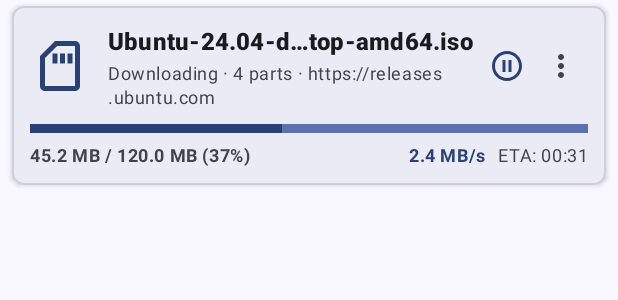
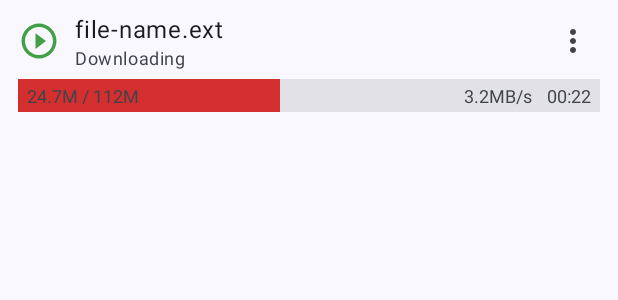
Before and after one commit to Khaledhassan12/Benzoloader, an Android app: the layout item_download.xml on its own in the app's theme, with its tools: preview values and no code run, on a phone screen of 412 x 824 dp. Shown: the top 300 px of the screen. Run offline under Robolectric (Android 15) with nearby library versions, the phone set to English and light mode, and no system bars.

Commit message:
List row: flat row, single bar with overlay texts (unbuilt)

```diff
--- /dev/null
+++ b/app/src/main/res/drawable/bar_running.xml
@@ -0,0 +1,9 @@
+<?xml version="1.0" encoding="utf-8"?>
+<layer-list xmlns:android="http://schemas.android.com/apk/res/android">
+    <item android:id="@android:id/background">
+        <shape android:shape="rectangle"><solid android:color="#33808080"/></shape>
+    </item>
+    <item android:id="@android:id/progress">
+        <clip><shape android:shape="rectangle"><solid android:color="#FFD32F2F"/></shape></clip>
+    </item>
+</layer-list>
--- a/app/src/main/res/layout/item_download.xml
+++ b/app/src/main/res/layout/item_download.xml
@@ -1,21 +1,13 @@
 <?xml version="1.0" encoding="utf-8"?>
-<com.google.android.material.card.MaterialCardView xmlns:android="http://schemas.android.com/apk/res/android"
+<LinearLayout xmlns:android="http://schemas.android.com/apk/res/android"
     xmlns:app="http://schemas.android.com/apk/res-auto"
     xmlns:tools="http://schemas.android.com/tools"
     android:layout_width="match_parent"
     android:layout_height="wrap_content"
-    android:layout_marginHorizontal="8dp"
-    android:layout_marginVertical="4dp"
-    app:cardCornerRadius="8dp"
-    app:cardElevation="2dp"
-    app:strokeColor="@color/divider"
-    app:strokeWidth="1dp">
-
-    <LinearLayout
-        android:layout_width="match_parent"
-        android:layout_height="wrap_content"
+    android:background="?attr/selectableItemBackground"
     android:orientation="vertical"
-        android:padding="12dp">
+    android:paddingHorizontal="12dp"
+    android:paddingVertical="8dp">
 
     <LinearLayout
         android:layout_width="match_parent"
@@ -23,20 +15,17 @@
         android:gravity="center_vertical"
         android:orientation="horizontal">
 
-            <!-- File Category Icon -->
         <ImageView
             android:id="@+id/imgFileIcon"
-                android:layout_width="40dp"
-                android:layout_height="40dp"
+            android:layout_width="28dp"
+            android:layout_height="28dp"
             android:contentDescription="@null"
-                android:src="@drawable/stat_card"
-                app:tint="?attr/colorPrimary" />
+            android:src="@drawable/stat_start" />
 
-            <!-- Title & Info -->
         <LinearLayout
             android:layout_width="0dp"
             android:layout_height="wrap_content"
-                android:layout_marginStart="12dp"
+            android:layout_marginStart="10dp"
             android:layout_weight="1"
             android:orientation="vertical">
 
@@ -46,33 +35,20 @@
                 android:layout_height="wrap_content"
                 android:ellipsize="middle"
                 android:maxLines="1"
-                    android:textAppearance="?attr/textAppearanceTitleMedium"
-                    android:textStyle="bold"
-                    tools:text="Ubuntu-24.04-desktop-amd64.iso" />
+                android:textAppearance="?attr/textAppearanceBodyLarge"
+                tools:text="file-name.ext" />
 
             <TextView
                 android:id="@+id/txtStatusSubtitle"
                 android:layout_width="match_parent"
                 android:layout_height="wrap_content"
-                    android:layout_marginTop="2dp"
+                android:ellipsize="end"
+                android:maxLines="1"
                 android:textAppearance="?attr/textAppearanceBodySmall"
                 android:textColor="?android:textColorSecondary"
-                    tools:text="Downloading · 4 parts · https://releases.ubuntu.com" />
-
+                tools:text="Downloading" />
         </LinearLayout>
 
-            <!-- Control Button (Pause/Resume) -->
-            <ImageButton
-                android:id="@+id/btnControl"
-                android:layout_width="36dp"
-                android:layout_height="36dp"
-                android:background="?attr/selectableItemBackgroundBorderless"
-                android:contentDescription="@null"
-                android:scaleType="centerInside"
-                android:src="@drawable/stat_pause"
-                app:tint="?attr/colorPrimary" />
-
-            <!-- Overflow Menu -->
         <ImageButton
             android:id="@+id/btnItemMenu"
             android:layout_width="36dp"
@@ -82,57 +58,55 @@
             android:scaleType="centerInside"
             android:src="@drawable/ic_more_vert"
             app:tint="?android:textColorSecondary" />
-
     </LinearLayout>
 
-        <!-- Progress Bar -->
+    <!-- One bar; the texts sit on it. Values are real aggregate bytes only. -->
+    <FrameLayout
+        android:layout_width="match_parent"
+        android:layout_height="22dp"
+        android:layout_marginTop="6dp">
+
         <ProgressBar
             android:id="@+id/progressBar"
             style="@style/Widget.AppCompat.ProgressBar.Horizontal"
             android:layout_width="match_parent"
-            android:layout_height="6dp"
-            android:layout_marginTop="10dp"
+            android:layout_height="match_parent"
             android:max="100"
             android:progress="45"
-            android:progressDrawable="@drawable/back_progress" />
+            android:progressDrawable="@drawable/bar_running" />
 
-        <!-- Metrics Row: Size, Speed, ETA, Percentage -->
         <LinearLayout
             android:layout_width="match_parent"
-            android:layout_height="wrap_content"
-            android:layout_marginTop="6dp"
+            android:layout_height="match_parent"
             android:gravity="center_vertical"
-            android:orientation="horizontal">
+            android:orientation="horizontal"
+            android:paddingHorizontal="6dp">
 
             <TextView
                 android:id="@+id/txtSizes"
                 android:layout_width="0dp"
                 android:layout_height="wrap_content"
                 android:layout_weight="1"
-                android:textAppearance="?attr/textAppearanceBodySmall"
-                android:textStyle="bold"
-                tools:text="45.2 MB / 120.0 MB (37%)" />
+                android:maxLines="1"
+                android:textSize="12sp"
+                tools:text="24.7M / 112M" />
 
             <TextView
                 android:id="@+id/txtSpeed"
                 android:layout_width="wrap_content"
                 android:layout_height="wrap_content"
-                android:textAppearance="?attr/textAppearanceBodySmall"
-                android:textColor="?attr/colorPrimary"
-                android:textStyle="bold"
-                tools:text="2.4 MB/s" />
+                android:maxLines="1"
+                android:textSize="12sp"
+                tools:text="3.2MB/s" />
 
             <TextView
                 android:id="@+id/txtEta"
                 android:layout_width="wrap_content"
                 android:layout_height="wrap_content"
-                android:layout_marginStart="8dp"
-                android:textAppearance="?attr/textAppearanceBodySmall"
-                android:textColor="?android:textColorSecondary"
-                tools:text="ETA: 00:31" />
-
+                android:layout_marginStart="10dp"
+                android:maxLines="1"
+                android:textSize="12sp"
+                tools:text="00:22" />
         </LinearLayout>
-
+    </FrameLayout>
 </LinearLayout>
-
-</com.google.android.material.card.MaterialCardView>
```
Also changed, not shown: app/src/main/java/khaled/benzo/ui/main/DownloadAdapter.kt (+20 -22 lines), app/src/main/res/drawable/bar_done.xml (added, +9 -0 lines), 1 other file. Lines whose indentation alone changed are shown as unchanged.
